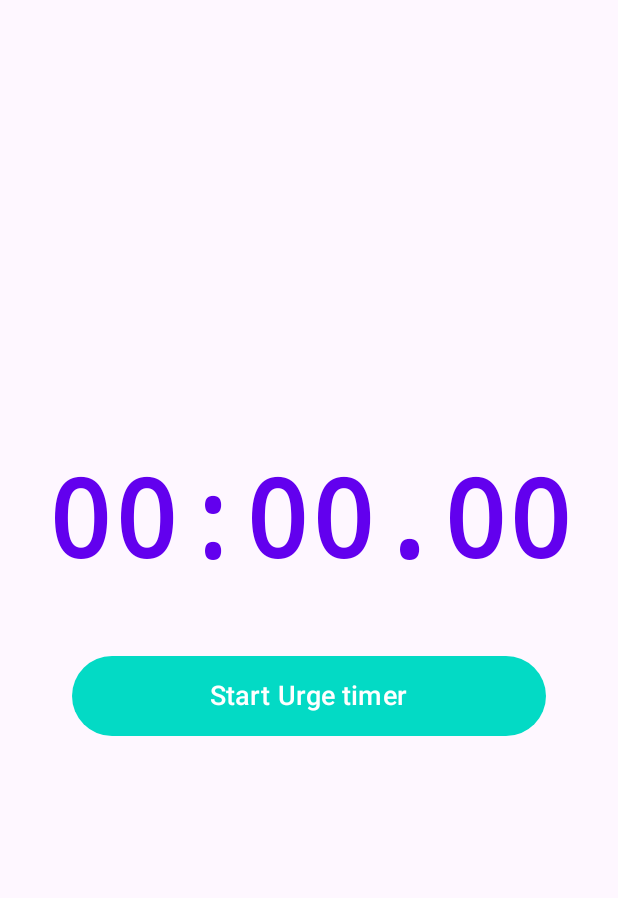
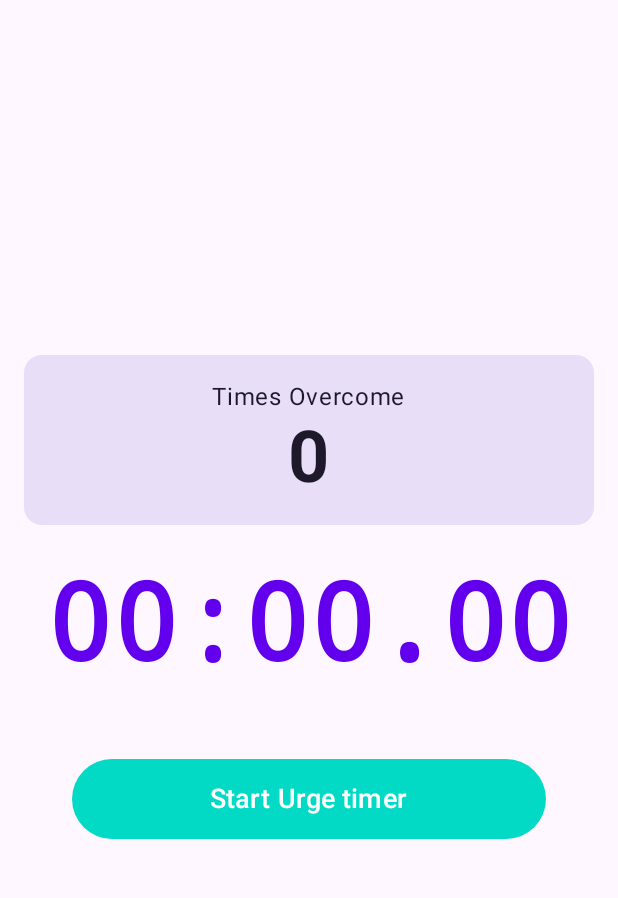
Before and after one commit to daobinhgiang/nurtra_android, an Android app built with Jetpack Compose: the composable HomeScreen shown on its own in the app's theme, on a phone screen of 412 x 824 dp, the part 69-967 px from its top. Run offline under Robolectric (Android 15) with nearby library versions, the phone set to English and light mode, and no system bars; our stand-ins replace Firebase (no records; nobody signed in at launch, a user with empty details on screens opened directly); libraries missing offline, so code that uses them is left out: androidx.camera.core, androidx.camera.lifecycle, androidx.camera.view.

Commit message:
Timer overcame count

```diff
--- a/app/src/main/java/com/example/nurtra_android/MainActivity.kt
+++ b/app/src/main/java/com/example/nurtra_android/MainActivity.kt
@@ -36,6 +36,7 @@ import com.example.nurtra_android.auth.LoginScreen
 import com.example.nurtra_android.auth.SignUpScreen
 import com.example.nurtra_android.data.NotificationHelper
 import com.example.nurtra_android.data.FCMTokenManager
+import com.example.nurtra_android.data.FirestoreManager
 import com.example.nurtra_android.theme.NurtraTheme
 import com.google.firebase.auth.FirebaseAuth
 import android.os.Build
@@ -194,6 +195,7 @@ fun HomeScreen() {
             is Screen.Timer -> {
                 TimerScreen(
                     timerViewModel = timerViewModel,
+                    authViewModel = viewModel,
                     onNavigateToCamera = { currentScreen = Screen.Camera }
                 )
             }
@@ -201,7 +203,23 @@ fun HomeScreen() {
                 CameraScreen(
                     timerViewModel = timerViewModel,
                     onNavigateBack = { currentScreen = Screen.Timer },
-                    onOvercome = { currentScreen = Screen.Timer },
+                    onOvercome = {
+                        // Increment overcomeCount in Firestore
+                        val currentUser = FirebaseAuth.getInstance().currentUser
+                        if (currentUser != null) {
+                            CoroutineScope(Dispatchers.IO).launch {
+                                val firestoreManager = FirestoreManager()
+                                firestoreManager.incrementOvercomeCount(currentUser.uid).onSuccess {
+                                    // Refresh user data in AuthViewModel to update UI
+                                    viewModel.refreshNurtraUser()
+                                    Log.d("MainActivity", "Overcome count incremented to: $it")
+                                }.onFailure { error ->
+                                    Log.e("MainActivity", "Failed to increment overcome count: ${error.message}", error)
+                                }
+                            }
+                        }
+                        currentScreen = Screen.Timer
+                    },
                     onBinged = {
                         timerViewModel.pauseStopwatch()
                         currentScreen = Screen.Survey
@@ -253,9 +271,12 @@ fun formatTime(millis: Long): String {
 @Composable
 fun TimerScreen(
     timerViewModel: TimerViewModel,
+    authViewModel: AuthViewModel,
     onNavigateToCamera: () -> Unit
 ) {
     val uiState by timerViewModel.uiState.collectAsState()
+    val authUiState by authViewModel.uiState.collectAsState()
+    val overcomeCount = authUiState.nurtraUser?.overcomeCount ?: 0
 
     Surface(
         modifier = Modifier.fillMaxSize(),
@@ -268,6 +289,35 @@ fun TimerScreen(
             horizontalAlignment = Alignment.CenterHorizontally,
             verticalArrangement = Arrangement.Center
         ) {
+            // Overcome Count Display
+            Card(
+                modifier = Modifier
+                    .fillMaxWidth()
+                    .padding(bottom = 24.dp),
+                colors = CardDefaults.cardColors(
+                    containerColor = MaterialTheme.colorScheme.secondaryContainer
+                )
+            ) {
+                Column(
+                    modifier = Modifier
+                        .fillMaxWidth()
+                        .padding(16.dp),
+                    horizontalAlignment = Alignment.CenterHorizontally
+                ) {
+                    Text(
+                        text = "Times Overcome",
+                        fontSize = 16.sp,
+                        color = MaterialTheme.colorScheme.onSecondaryContainer
+                    )
+                    Text(
+                        text = "$overcomeCount",
+                        fontSize = 48.sp,
+                        fontWeight = FontWeight.Bold,
+                        color = MaterialTheme.colorScheme.onSecondaryContainer
+                    )
+                }
+            }
+
             // Timer Display
             Text(
                 text = formatTime(uiState.elapsedTimeInMillis),
```
Also changed, not shown: app/build.gradle.kts (+14 -0 lines), app/src/main/java/com/example/nurtra_android/auth/AuthViewModel.kt (+11 -0 lines), app/src/main/java/com/example/nurtra_android/data/FirestoreManager.kt (+25 -0 lines), 4 other files.
